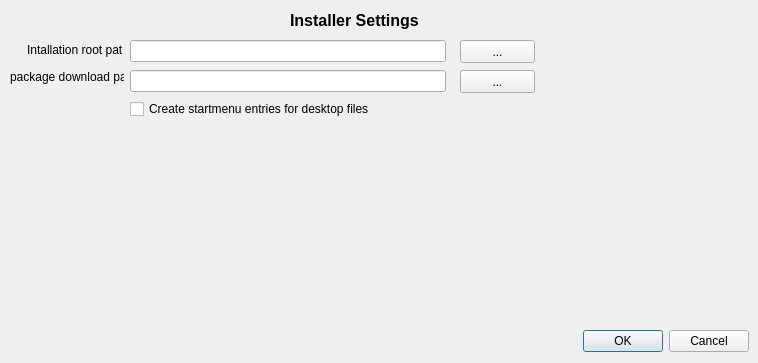
KDE/kdewin-installer, file gui/settingspage.ui: the form before one commit.
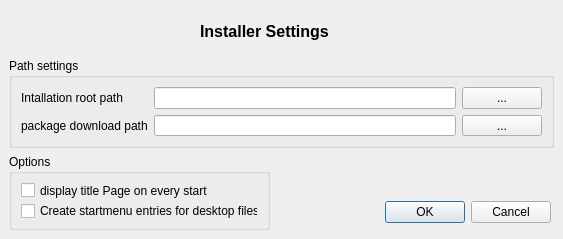
The form after the commit.

Commit message: - restructered settingspage - added option to skip title page

Diff of the .ui file:
```diff
--- a/gui/settingspage.ui
+++ b/gui/settingspage.ui
@@ -5,78 +5,133 @@
    <rect>
     <x>0</x>
     <y>0</y>
-    <width>758</width>
-    <height>363</height>
+    <width>563</width>
+    <height>239</height>
    </rect>
   </property>
   <property name="windowTitle" >
    <string>Dialog</string>
   </property>
-  <widget class="QCheckBox" name="createStartMenuEntries" >
+  <widget class="QGroupBox" name="groupBox_2" >
    <property name="geometry" >
     <rect>
-     <x>130</x>
-     <y>100</y>
-     <width>418</width>
-     <height>18</height>
+     <x>9</x>
+     <y>154</y>
+     <width>261</width>
+     <height>76</height>
     </rect>
    </property>
-   <property name="text" >
-    <string>Create startmenu entries for desktop files</string>
+   <property name="title" >
+    <string>Options</string>
    </property>
+   <layout class="QGridLayout" >
+    <property name="margin" >
+     <number>9</number>
+    </property>
+    <property name="spacing" >
+     <number>6</number>
+    </property>
+    <item row="1" column="0" >
+     <widget class="QCheckBox" name="createStartMenuEntries" >
+      <property name="text" >
+       <string>Create startmenu entries for desktop files</string>
+      </property>
+     </widget>
+    </item>
+    <item row="0" column="0" >
+     <widget class="QCheckBox" name="displayTitlePage" >
+      <property name="text" >
+       <string>display title Page on every start</string>
+      </property>
+     </widget>
+    </item>
+   </layout>
   </widget>
-  <widget class="QLabel" name="label_3" >
+  <widget class="QGroupBox" name="groupBox" >
    <property name="geometry" >
     <rect>
-     <x>10</x>
-     <y>70</y>
-     <width>114</width>
-     <height>14</height>
+     <x>9</x>
+     <y>58</y>
+     <width>545</width>
+     <height>90</height>
     </rect>
    </property>
-   <property name="text" >
-    <string>package download path</string>
+   <property name="title" >
+    <string>Path settings</string>
    </property>
+   <layout class="QGridLayout" >
+    <property name="margin" >
+     <number>9</number>
+    </property>
+    <property name="spacing" >
+     <number>6</number>
+    </property>
+    <item row="1" column="2" >
+     <widget class="QPushButton" name="tempPathSelect" >
+      <property name="text" >
+       <string>...</string>
+      </property>
+     </widget>
+    </item>
+    <item row="0" column="2" >
+     <widget class="QPushButton" name="rootPathSelect" >
+      <property name="text" >
+       <string>...</string>
+      </property>
+     </widget>
+    </item>
+    <item row="0" column="0" >
+     <widget class="QLabel" name="label" >
+      <property name="text" >
+       <string>Intallation root path</string>
+      </property>
+     </widget>
+    </item>
+    <item row="0" column="1" >
+     <widget class="QLineEdit" name="rootPathEdit" />
+    </item>
+    <item row="1" column="1" >
+     <widget class="QLineEdit" name="tempPathEdit" />
+    </item>
+    <item row="1" column="0" >
+     <widget class="QLabel" name="label_3" >
+      <property name="text" >
+       <string>package download path</string>
+      </property>
+     </widget>
+    </item>
+   </layout>
   </widget>
-  <widget class="QLabel" name="label" >
+  <widget class="QLabel" name="label_2" >
    <property name="geometry" >
     <rect>
-     <x>27</x>
-     <y>40</y>
-     <width>96</width>
-     <height>20</height>
+     <x>200</x>
+     <y>10</y>
+     <width>141</width>
+     <height>43</height>
     </rect>
    </property>
-   <property name="text" >
-    <string>Intallation root path</string>
+   <property name="sizePolicy" >
+    <sizepolicy>
+     <hsizetype>0</hsizetype>
+     <vsizetype>5</vsizetype>
+     <horstretch>0</horstretch>
+     <verstretch>0</verstretch>
+    </sizepolicy>
    </property>
-  </widget>
-  <widget class="QLineEdit" name="rootPathEdit" >
-   <property name="geometry" >
-    <rect>
-     <x>130</x>
-     <y>40</y>
-     <width>316</width>
-     <height>22</height>
-    </rect>
-   </property>
-  </widget>
-  <widget class="QLineEdit" name="tempPathEdit" >
-   <property name="geometry" >
-    <rect>
-     <x>130</x>
-     <y>70</y>
-     <width>316</width>
-     <height>22</height>
-    </rect>
+   <property name="text" >
+    <string>&lt;html>&lt;head>&lt;meta name="qrichtext" content="1" />&lt;style type="text/css">
+p, li { white-space: pre-wrap; }
+&lt;/style>&lt;/head>&lt;body style=" font-family:'MS Shell Dlg 2'; font-size:8.25pt; font-weight:400; font-style:normal; text-decoration:none;">
+&lt;p style=" margin-top:0px; margin-bottom:0px; margin-left:0px; margin-right:0px; -qt-block-indent:0; text-indent:0px;">&lt;span style=" font-size:12pt; font-weight:600;">Installer &lt;/span>&lt;span style=" font-size:12pt; font-weight:600;">Settings&lt;/span>&lt;/p>&lt;/body>&lt;/html></string>
    </property>
   </widget>
   <widget class="QDialogButtonBox" name="buttonBox" >
    <property name="geometry" >
     <rect>
-     <x>433</x>
-     <y>329</y>
-     <width>316</width>
+     <x>360</x>
+     <y>200</y>
+     <width>191</width>
      <height>25</height>
     </rect>
    </property>
@@ -87,48 +142,6 @@
     <set>QDialogButtonBox::Cancel|QDialogButtonBox::NoButton|QDialogButtonBox::Ok</set>
    </property>
   </widget>
-  <widget class="QLabel" name="label_2" >
-   <property name="geometry" >
-    <rect>
-     <x>290</x>
-     <y>0</y>
-     <width>316</width>
-     <height>41</height>
-    </rect>
-   </property>
-   <property name="text" >
-    <string>&lt;html>&lt;head>&lt;meta name="qrichtext" content="1" />&lt;style type="text/css">
-p, li { white-space: pre-wrap; }
-&lt;/style>&lt;/head>&lt;body style=" font-family:'MS Shell Dlg 2'; font-size:8.25pt; font-weight:400; font-style:normal; text-decoration:none;">
-&lt;p style=" margin-top:0px; margin-bottom:0px; margin-left:0px; margin-right:0px; -qt-block-indent:0; text-indent:0px;">&lt;span style=" font-size:12pt; font-weight:600;">Installer &lt;/span>&lt;span style=" font-size:12pt; font-weight:600;">Settings&lt;/span>&lt;/p>&lt;/body>&lt;/html></string>
-   </property>
-  </widget>
-  <widget class="QPushButton" name="rootPathSelect" >
-   <property name="geometry" >
-    <rect>
-     <x>460</x>
-     <y>40</y>
-     <width>75</width>
-     <height>23</height>
-    </rect>
-   </property>
-   <property name="text" >
-    <string>...</string>
-   </property>
-  </widget>
-  <widget class="QPushButton" name="tempPathSelect" >
-   <property name="geometry" >
-    <rect>
-     <x>460</x>
-     <y>70</y>
-     <width>75</width>
-     <height>23</height>
-    </rect>
-   </property>
-   <property name="text" >
-    <string>...</string>
-   </property>
-  </widget>
  </widget>
  <resources/>
  <connections>
```
Left out of the diff: 7 changed lines with no effect on the pictures. The commit also changes 4 other files.
